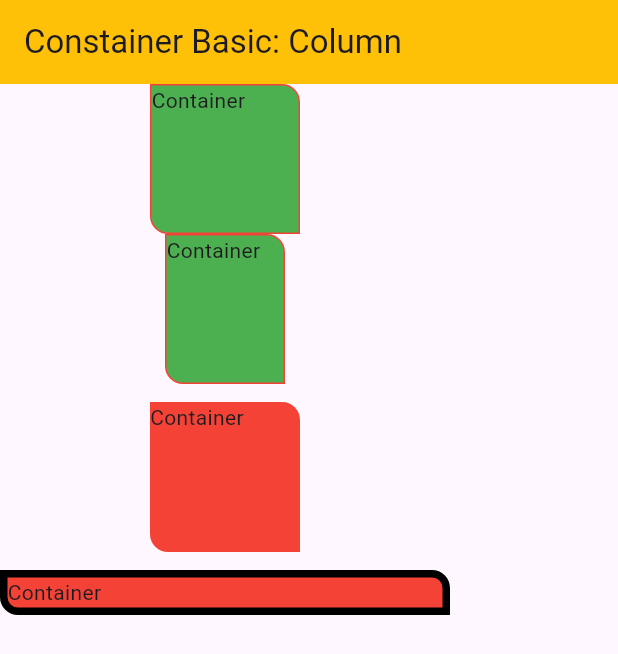
After one commit to symonpum/Flutter_Training, a Flutter app: the MyContainerWidget screen opened directly, on a phone screen of 412 x 824 dp. The commit adds this screen. Shown: the top 654 px of the screen. Run offline on Flutter 3.47's test engine with Material 3 defaults, Android fonts, the phone set to English and light mode, and no system bars.

Commit message:
Chore (learn): Containers, Rows, Columns

```diff
--- /dev/null
+++ b/flutter_demo1/lib/containers/app_container.dart
@@ -0,0 +1,34 @@
+import 'package:flutter/material.dart';
+
+class AppContainer extends StatelessWidget {
+  final double width;
+  final double height;
+  final Color color;
+
+  const AppContainer({
+    super.key,
+    this.width = 100,
+    this.height = 100,
+    this.color = Colors.blue,
+  });
+
+  @override
+  Widget build(BuildContext context) {
+    return Container(
+      width: width,
+      height: height,
+      decoration: BoxDecoration(
+        color: color,
+        border: Border.all(
+          color: Colors.red,
+          style: BorderStyle.solid,
+        ),
+        borderRadius: BorderRadius.only(
+          topRight: Radius.circular(12),
+          bottomLeft: Radius.circular(12),
+        ),
+      ),
+      child: Text("Container"),
+    );
+  }
+}
--- /dev/null
+++ b/flutter_demo1/lib/containers/container_Basic.dart
@@ -0,0 +1,32 @@
+import 'package:flutter/material.dart';
+
+void main() {
+  runApp(MyContainerApp());
+}
+
+class MyContainerApp extends StatelessWidget {
+  const MyContainerApp({super.key});
+
+  @override
+  Widget build(BuildContext context) {
+    return MaterialApp(
+      home: Scaffold(
+        appBar: AppBar(
+          backgroundColor: Colors.teal,
+          title: Text("Title: Container Basic"),
+        ),
+        backgroundColor: Colors.amber,
+        body: SafeArea(
+          child: Container(
+            width: 100.0,
+            height: 100.0,
+            margin: EdgeInsets.symmetric(vertical: 20.0, horizontal: 30.0),
+            padding: EdgeInsets.all(10.0),
+            color: Colors.white,
+            child: Text('Hello Container'),
+          ),
+        ),
+      ),
+    );
+  }
+}
--- /dev/null
+++ b/flutter_demo1/lib/containers/container_Basic_Column.dart
@@ -0,0 +1,84 @@
+import 'package:flutter/material.dart';
+import 'package:flutter_demo1/containers/app_container.dart';
+
+void main() {
+  runApp(
+    MaterialApp(
+      home: MyContainerWidget(),
+    ),
+  );
+}
+
+class MyContainerWidget extends StatelessWidget {
+  const MyContainerWidget({super.key});
+
+  @override
+  Widget build(BuildContext context) {
+    final widthScreen = MediaQuery.of(context).size.width;
+    print("WidthScreen = $widthScreen");
+
+    return Scaffold(
+      appBar: AppBar(
+        backgroundColor: Colors.amber,
+        title: Text("Constainer Basic: Column"),
+      ),
+      body: SingleChildScrollView(
+        child: Column(
+          mainAxisAlignment: MainAxisAlignment.center,
+          crossAxisAlignment: CrossAxisAlignment.center,
+          children: [
+            Column(
+              children: [
+                AppContainer(
+                  color: Colors.green,
+                ),
+                AppContainer(
+                  color: Colors.green,
+                  width: 80,
+                ),
+              ],
+            ),
+            SizedBox(
+              height: 12,
+            ),
+            _buildContainer(),
+            SizedBox(
+              height: 12,
+            ),
+            _buildContainer(
+              width: 300,
+              height: 30,
+              border: Border.all(
+                color: Colors.black,
+                width: 5,
+                style: BorderStyle.solid,
+              ),
+            ),
+          ],
+        ),
+      ),
+    );
+  }
+
+  Container _buildContainer({
+    double width = 100,
+    double height = 100,
+    Color color = Colors.red,
+    BoxBorder? border,
+  }) {
+    return Container(
+      width: width,
+      height: height,
+      decoration: BoxDecoration(
+        color: color,
+        border: border,
+        borderRadius: BorderRadius.only(
+          topRight: Radius.circular(12),
+          bottomLeft: Radius.circular(12),
+        ),
+      ),
+      //alignment: Alignment.center,
+      child: Text("Container"),
+    );
+  }
+}
--- a/flutter_demo1/lib/main.dart
+++ b/flutter_demo1/lib/main.dart
@@ -6,6 +6,8 @@ void main() {
 }
 
 class MyApp extends StatelessWidget {
+  const MyApp({super.key});
+
 
   @override
   Widget build(BuildContext context) {
--- a/flutter_demo1/lib/text_widget/ex2_textWgInter2.dart
+++ b/flutter_demo1/lib/text_widget/ex2_textWgInter2.dart
@@ -1,4 +1,3 @@
-import 'dart:math';
 
 import 'package:flutter/material.dart';
 
--- a/flutter_demo1/lib/text_widget/text_widget.dart
+++ b/flutter_demo1/lib/text_widget/text_widget.dart
@@ -4,7 +4,7 @@ void main() => runApp(const MyApp());
 
 // MyApp is the root widget of the application
 class MyApp extends StatelessWidget {
-  const MyApp({Key? key}) : super(key: key);
+  const MyApp({super.key});
 
   @override
   Widget build(BuildContext context) {
@@ -14,7 +14,7 @@ class MyApp extends StatelessWidget {
 
 // HomePage is the main screen of the app
 class HomePage extends StatefulWidget {
-  const HomePage({Key? key}) : super(key: key);
+  const HomePage({super.key});
 
   @override
   _HomePageState createState() => _HomePageState();
```
Also changed, not shown: flutter_demo1/lib/containers/container_Basic_Row_Col_Img.dart (added, +79 -0 lines), flutter_demo1/lib/containers/container_Basic_Rows.dart (added, +88 -0 lines), flutter_demo1/lib/containers/ex1_container_BasicCol.dart (added, +55 -0 lines), flutter_demo1/package.json (+15 -1 lines).
